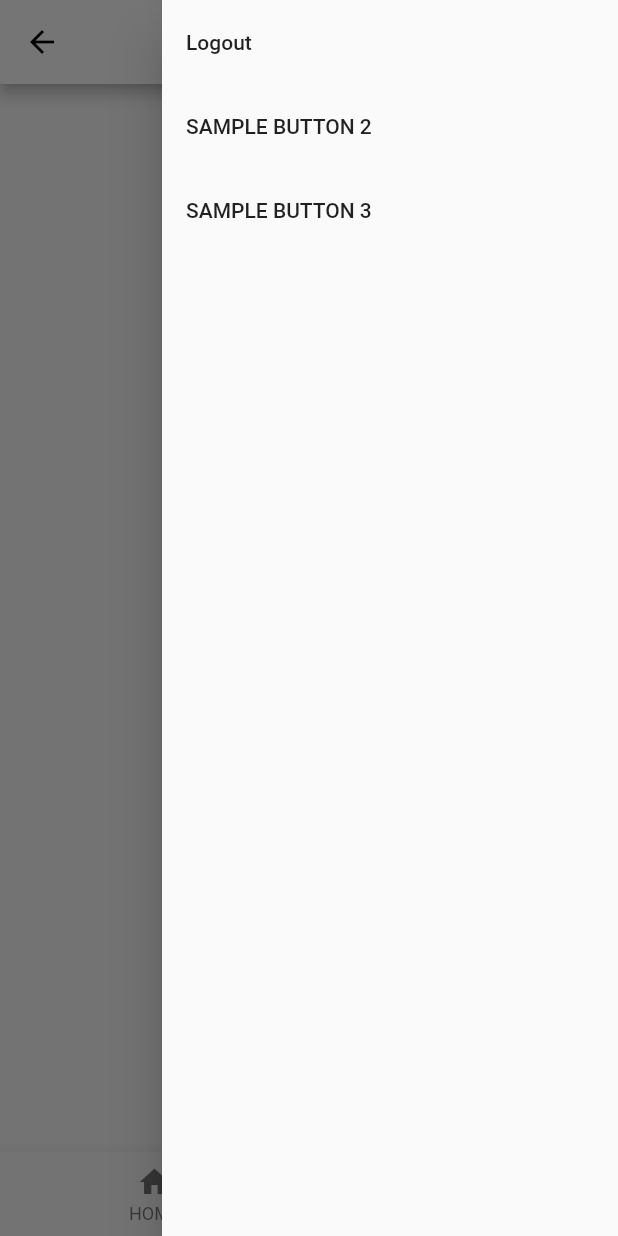
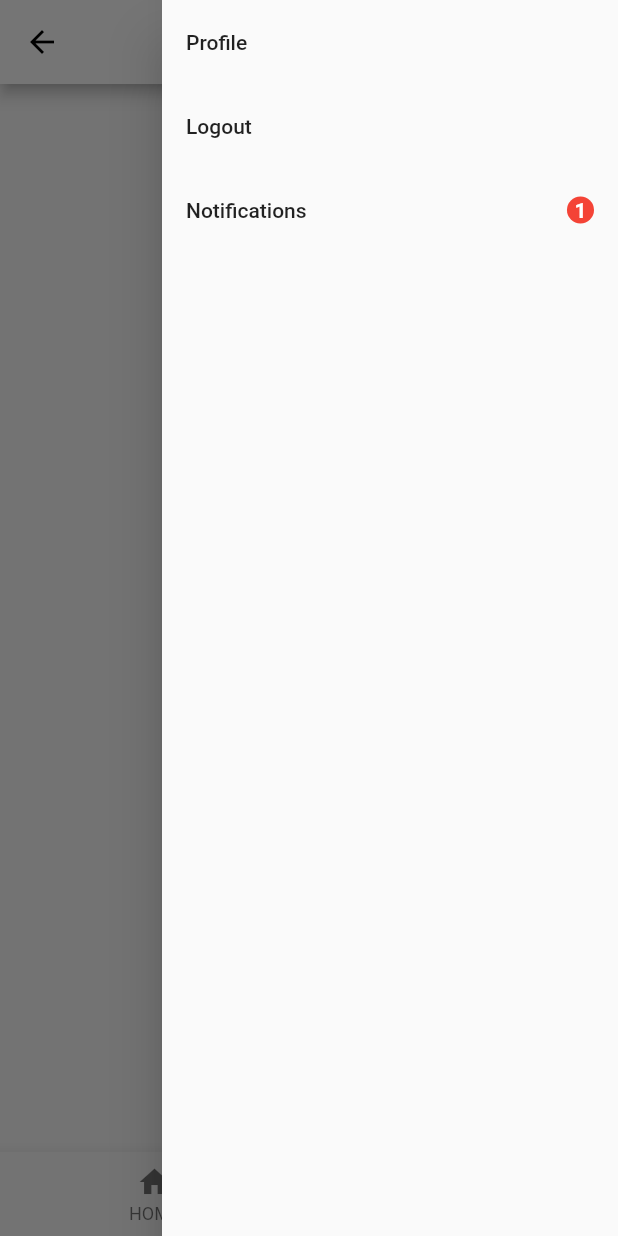
Before and after one commit to FLance03/remmie-mobile, a Flutter app: the HotelDetailsPage screen opened directly, with the side drawer open, on a phone screen of 412 x 824 dp. Run offline on Flutter 3.47's test engine with Material 2 defaults, Android fonts, the phone set to English and light mode, and no system bars.

```diff
--- a/lib/screens/user_screens/HotelDetailsPage.dart
+++ b/lib/screens/user_screens/HotelDetailsPage.dart
@@ -10,7 +10,9 @@ class HotelDetailsPage extends StatelessWidget {
         body: Container(
 
         ),
-        endDrawer: DisplayDrawer(),
+        endDrawer: DisplayDrawer(
+          notificationsCnt: 1,
+        ),
         bottomNavigationBar: BottomNavBar(currentIndex: 1),
       ),
     );
--- a/lib/screens/user_screens/HotelsPage.dart
+++ b/lib/screens/user_screens/HotelsPage.dart
@@ -29,7 +29,9 @@ class HotelsPage extends StatelessWidget {
             ),
           ]
         ),
-        endDrawer: DisplayDrawer(),
+        endDrawer: DisplayDrawer(
+          notificationsCnt: 1,
+        ),
         bottomNavigationBar: BottomNavBar(currentIndex: 1),
       ),
     );
--- a/lib/widgets/custom_widgets/DisplayDrawer.dart
+++ b/lib/widgets/custom_widgets/DisplayDrawer.dart
@@ -1,24 +1,54 @@
 import 'package:flutter/material.dart';
 
 class DisplayDrawer extends StatelessWidget {
+  final int notificationsCnt;
+  DisplayDrawer({@required this.notificationsCnt});
+
   Widget build(BuildContext context) {
     return Drawer(
         child: Column(
       children: <Widget>[
         ListTile(
-          title: Text('Logout'),
+          title: Text('Profile'),
           onTap: () {
             // Navigator.pop(context);
           },
         ),
         ListTile(
-          title: Text('SAMPLE BUTTON 2'),
-          onTap: () {
-            // Navigator.pop(context);
-          },
-        ),
+            title: Text('Logout'),
+            onTap: () {
+              Navigator.pushReplacementNamed(context, '/');
+              //Logout condition
+            }),
         ListTile(
-          title: Text('SAMPLE BUTTON 3'),
+          title: Container(
+            child: Row(
+              children: <Widget>[
+                Text("Notifications"),
+                  Expanded(
+                    flex: 1,
+                    child: Container(
+                    alignment: Alignment.centerRight,
+                    child: Container(
+                      padding: EdgeInsets.all(5.0),
+                      decoration: BoxDecoration(
+                        color: Colors.red,
+                        shape: BoxShape.circle,
+                      ),
+                      child: Text(
+                        notificationsCnt.toString(),
+                        style: TextStyle(
+                          color: Colors.white,
+                          fontWeight: FontWeight.bold,
+                        ),
+
+                      ),
+                    ),
+                  ),
+                ),
+              ],
+            ),
+          ),
           onTap: () {
             // Navigator.pop(context);
           },
--- a/lib/widgets/custom_widgets/Product.dart
+++ b/lib/widgets/custom_widgets/Product.dart
@@ -1,4 +1,3 @@
-import 'package:Remmie/widgets/widgets.dart';
 import 'package:flutter/material.dart';
 
 enum incrementDecrement {
```
Also changed, not shown: lib/main.dart (+4 -4 lines), lib/screens/user_screens/HomePage.dart (+6 -3 lines), lib/widgets/custom_widgets/DashboardCard.dart (+11 -50 lines).
